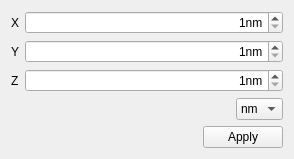
This is frontend/sampleEditor.ui in FelixdelasPozas/EspINA as Qt 5 draws it before an edit. The edited form follows.
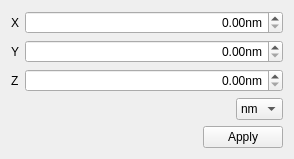
This is the edited form.

Commit message: Bug fix: prevent creating segmentations when clicking on corsshairs

The edit to the form file:
```diff
--- a/frontend/sampleEditor.ui
+++ b/frontend/sampleEditor.ui
@@ -24,28 +24,19 @@
       </widget>
      </item>
      <item>
-      <widget class="QSpinBox" name="m_xSize">
+      <widget class="QDoubleSpinBox" name="m_xSize">
        <property name="sizePolicy">
         <sizepolicy hsizetype="Expanding" vsizetype="Fixed">
          <horstretch>0</horstretch>
          <verstretch>0</verstretch>
         </sizepolicy>
        </property>
-       <property name="layoutDirection">
-        <enum>Qt::LeftToRight</enum>
-       </property>
        <property name="alignment">
         <set>Qt::AlignRight|Qt::AlignTrailing|Qt::AlignVCenter</set>
        </property>
        <property name="suffix">
         <string>nm</string>
        </property>
-       <property name="prefix">
-        <string/>
-       </property>
-       <property name="minimum">
-        <number>1</number>
-       </property>
       </widget>
      </item>
     </layout>
@@ -60,25 +51,19 @@
       </widget>
      </item>
      <item>
-      <widget class="QSpinBox" name="m_ySize">
+      <widget class="QDoubleSpinBox" name="m_ySize">
        <property name="sizePolicy">
         <sizepolicy hsizetype="Expanding" vsizetype="Fixed">
          <horstretch>0</horstretch>
          <verstretch>0</verstretch>
         </sizepolicy>
        </property>
-       <property name="layoutDirection">
-        <enum>Qt::LeftToRight</enum>
-       </property>
        <property name="alignment">
         <set>Qt::AlignRight|Qt::AlignTrailing|Qt::AlignVCenter</set>
        </property>
        <property name="suffix">
         <string>nm</string>
        </property>
-       <property name="minimum">
-        <number>1</number>
-       </property>
       </widget>
      </item>
     </layout>
@@ -93,25 +78,19 @@
       </widget>
      </item>
      <item>
-      <widget class="QSpinBox" name="m_zSize">
+      <widget class="QDoubleSpinBox" name="m_zSize">
        <property name="sizePolicy">
         <sizepolicy hsizetype="Expanding" vsizetype="Fixed">
          <horstretch>0</horstretch>
          <verstretch>0</verstretch>
         </sizepolicy>
        </property>
-       <property name="layoutDirection">
-        <enum>Qt::LeftToRight</enum>
-       </property>
        <property name="alignment">
         <set>Qt::AlignRight|Qt::AlignTrailing|Qt::AlignVCenter</set>
        </property>
        <property name="suffix">
         <string>nm</string>
        </property>
-       <property name="minimum">
-        <number>1</number>
-       </property>
       </widget>
      </item>
     </layout>
```
The commit also changes 2 other files.
